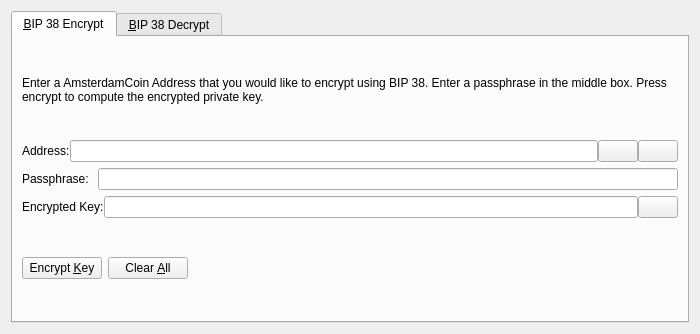
This is src/qt/forms/bip38tooldialog.ui in listedlinked/superbee as Qt 5 draws it before an edit. The edited form follows.
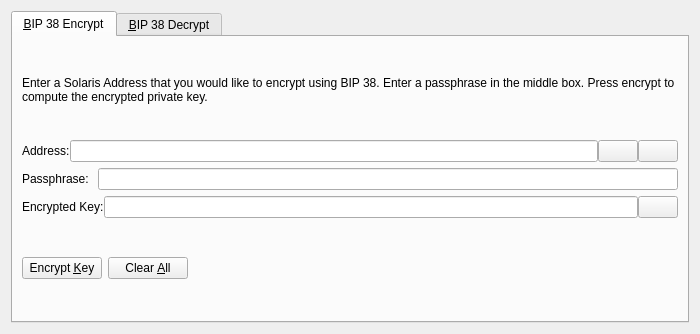
This is the edited form. The open tabs and pages were chosen to show the change. Icons and pictures are not drawn. Custom widgets are drawn as their Qt base class.

Commit message: Rename to Solaris

What changed in the file:
```diff
--- a/src/qt/forms/bip38tooldialog.ui
+++ b/src/qt/forms/bip38tooldialog.ui
@@ -30,7 +30,7 @@
        <item>
         <widget class="QLabel" name="infoLabel_ENC">
          <property name="text">
-          <string>Enter a AmsterdamCoin Address that you would like to encrypt using BIP 38. Enter a passphrase in the middle box. Press encrypt to compute the encrypted private key.</string>
+          <string>Enter a Solaris Address that you would like to encrypt using BIP 38. Enter a passphrase in the middle box. Press encrypt to compute the encrypted private key.</string>
          </property>
          <property name="textFormat">
           <enum>Qt::PlainText</enum>
```
Left out of the diff: 24 changed lines with no effect on the pictures. The commit also changes 238 other files.
